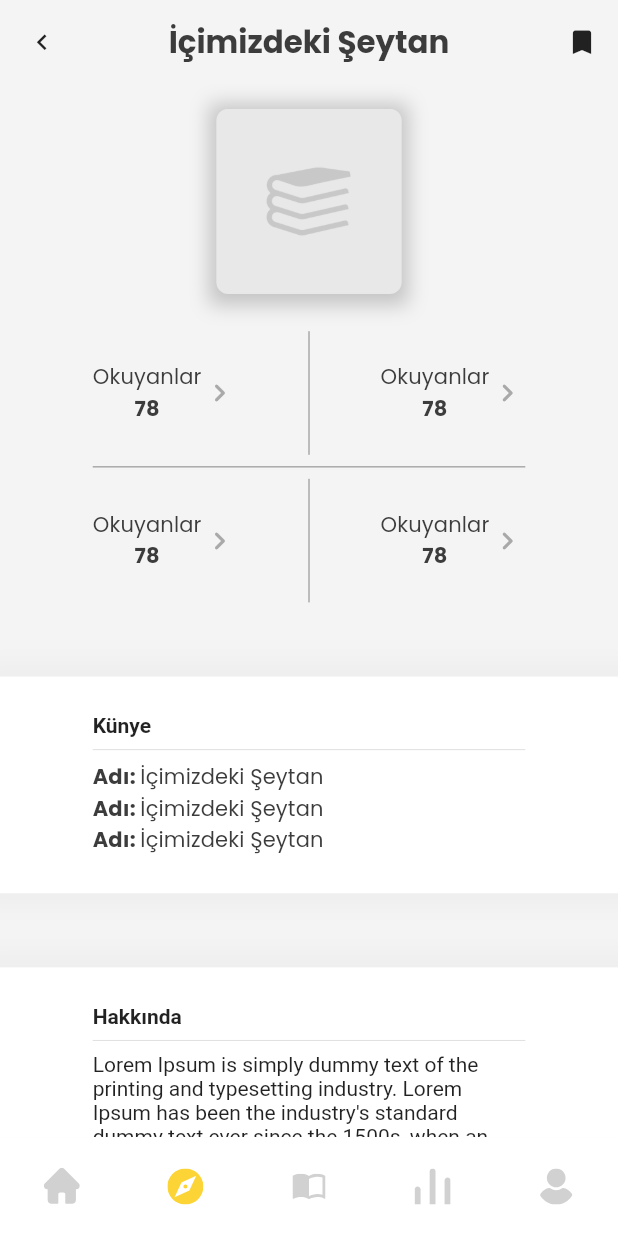
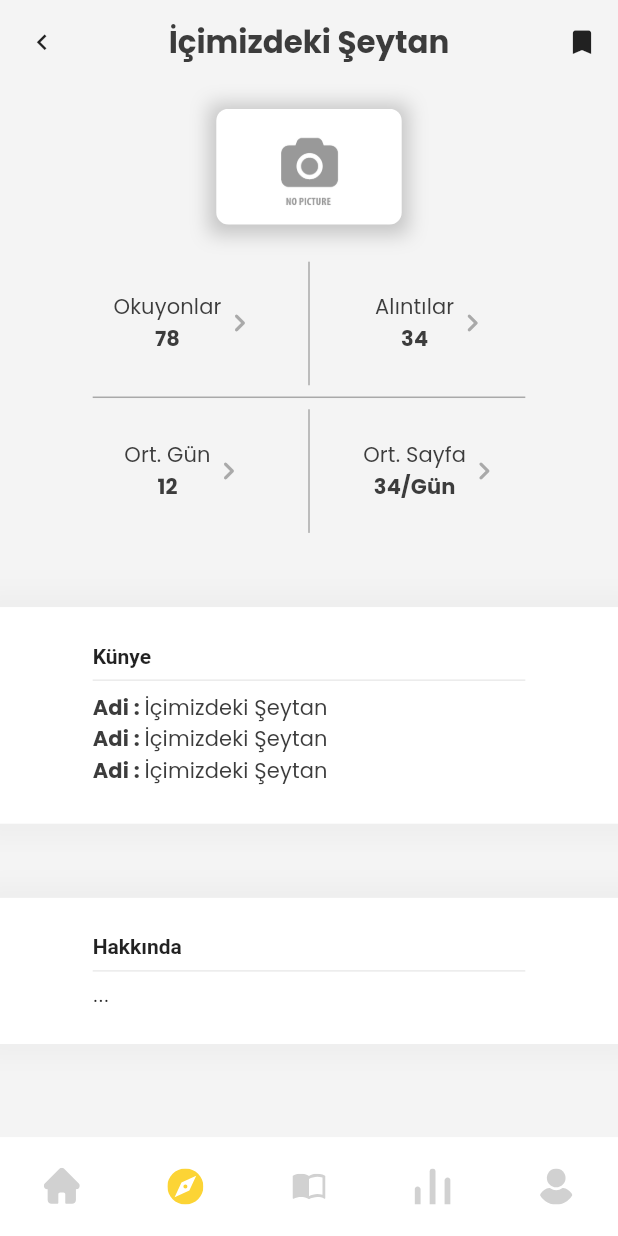
Before and after one commit to fatihemree/bookspark, a Flutter app: the screen it shows after launch, on a phone screen of 412 x 824 dp. Run offline on Flutter 3.47's test engine with Material 2 defaults, Android fonts, the phone set to English and light mode, and no system bars; drawn by our look-alikes of auto_size_text; our stand-ins replace dio, easy_localization, flutter_svg, mobx, shared_preferences, syncfusion_flutter_gauges and 1 more; missing offline and left inert: vexana; statements that could not run were skipped.

Commit message:
book detail auto text

```diff
--- a/lib/views/book_detail/book_detail_view.dart
+++ b/lib/views/book_detail/book_detail_view.dart
@@ -1,11 +1,24 @@
 import 'package:flutter/material.dart';
+import 'package:fluttermvvmtemplate/core/components/text/auto_locale_text.dart';
 import 'package:fluttermvvmtemplate/product/widget/card/shadowContainer.dart';
 import '../../core/extension/context_extension.dart';
 
 class BookDetail extends StatelessWidget {
   final String imgUrl;
-  const BookDetail({Key key, this.imgUrl}) : super(key: key);
+  final String about;
+  final Object tag; // model ekleme
+  BookDetail({
+    Key key,
+    @required this.imgUrl,
+    @required this.about,
+    @required this.tag,
+  }) : super(key: key);
 
+  static List<Example> deneme = [
+    Example(name: 'Adi', value: 'İçimizdeki Şeytan'),
+    Example(name: 'Adi', value: 'İçimizdeki Şeytan'),
+    Example(name: 'Adi', value: 'İçimizdeki Şeytan'),
+  ];
   @override
   Widget build(BuildContext context) {
     return Scaffold(
@@ -41,7 +54,7 @@ class BookDetail extends StatelessWidget {
               child: bookTagArea(context),
             ),
             ShadowContainer(
-              child: bookAbout(context),
+              child: bookAbout(context, about),
             )
           ],
         ),
@@ -60,9 +73,16 @@ class BookDetail extends StatelessWidget {
               context.textTheme.bodyText1.copyWith(fontWeight: FontWeight.bold),
         ),
         Divider(),
-        bookTag(context),
-        bookTag(context),
-        bookTag(context),
+        ListView.builder(
+          shrinkWrap: true,
+          physics: NeverScrollableScrollPhysics(),
+          addAutomaticKeepAlives: true,
+          itemCount: deneme.length,
+          itemBuilder: (context, index) => Align(
+            alignment: Alignment.centerLeft,
+            child: bookTag(context, deneme[index]),
+          ),
+        ),
       ],
     );
   }
@@ -73,14 +93,14 @@ class BookDetail extends StatelessWidget {
         Row(
           mainAxisAlignment: MainAxisAlignment.spaceBetween,
           children: [
-            textButton(context),
+            textButton(context, 'Okuyonlar', '78'),
             Container(
                 height: context.height * .1,
                 child: VerticalDivider(
                   color: context.colors.secondaryVariant,
                   thickness: 1,
                 )),
-            textButton(context),
+            textButton(context, 'Alıntılar', '34'),
           ],
         ),
         Divider(
@@ -90,21 +110,21 @@ class BookDetail extends StatelessWidget {
         Row(
           mainAxisAlignment: MainAxisAlignment.spaceBetween,
           children: [
-            textButton(context),
+            textButton(context, 'Ort. Gün', '12'),
             Container(
                 height: context.height * .1,
                 child: VerticalDivider(
                   color: context.colors.secondaryVariant,
                   thickness: 1,
                 )),
-            textButton(context),
+            textButton(context, 'Ort. Sayfa', '34/Gün'),
           ],
         ),
       ],
     );
   }
 
-  Column bookAbout(BuildContext context) {
+  Column bookAbout(BuildContext context, String about) {
     return Column(
       crossAxisAlignment: CrossAxisAlignment.start,
       mainAxisAlignment: MainAxisAlignment.start,
@@ -115,52 +135,61 @@ class BookDetail extends StatelessWidget {
               context.textTheme.bodyText1.copyWith(fontWeight: FontWeight.bold),
         ),
         Divider(),
-        Text(
-            '''Lorem Ipsum is simply dummy text of the printing and typesetting industry. Lorem Ipsum has been the industry's standard dummy text ever since the 1500s, when an unknown printer took a galley of type and scrambled it to make a type specimen book. It has survived not only five centuries, but also the leap into electronic typesetting, remaining essentially unchanged. It was popularised in the 1960s with the release of Letraset sheets containing Lorem Ipsum passages, and more recently with desktop publishing software like Aldus PageMaker including versions of Lorem Ipsum.''')
+        Text(about ?? '...')
       ],
     );
   }
 
-  RichText bookTag(BuildContext context) {
+  RichText bookTag(BuildContext context, Example item) {
     return RichText(
       textAlign: TextAlign.center,
       text: TextSpan(
-          text: 'Adı: ',
+          // text: item.name != null ? '$item.name: ' : 'deneme',
+          text: '${item.name} : ',
           children: <TextSpan>[
             TextSpan(
-                text: 'İçimizdeki Şeytan', style: context.textTheme.subtitle2)
+              text: item.value ?? 'deneme',
+              style: context.textTheme.subtitle2,
+            )
           ],
           style: context.textTheme.subtitle2
               .copyWith(fontWeight: FontWeight.bold)),
     );
   }
 
-  Widget textButton(BuildContext context) {
-    return Row(
+  Widget textButton(BuildContext context, String title, String value) {
+    return Container(
+      width: context.width * .3,
+      child: Row(
         crossAxisAlignment: CrossAxisAlignment.center,
+        mainAxisAlignment: MainAxisAlignment.center,
         children: [
-        RichText(
+          Column(
+            children: [
+              AutoLocaleText(
+                value: title,
+                style: context.textTheme.subtitle2,
                 textAlign: TextAlign.center,
-          text: TextSpan(
-              text: 'Okuyanlar',
-              children: <TextSpan>[
-                TextSpan(
-                    text: '\n78',
+              ),
+              AutoLocaleText(
+                value: value,
                 style: context.textTheme.subtitle2
-                        .copyWith(fontWeight: FontWeight.bold))
+                    .copyWith(fontWeight: FontWeight.bold),
+                textAlign: TextAlign.center,
+              ),
             ],
-              style: context.textTheme.subtitle2),
           ),
           Icon(
             Icons.chevron_right_rounded,
             color: context.colors.secondaryVariant,
           )
         ],
+      ),
     );
   }
 
   Center buildBookImages(BuildContext context, String imgUrl) {
-    const _defaultBookImg = 'asset/image/bookDefault.png';
+    const _defaultBookImg = 'asset/image/no_img.jpg';
     return Center(
       child: Padding(
         padding: EdgeInsets.only(top: context.height * .020),
@@ -185,3 +214,22 @@ class BookDetail extends StatelessWidget {
     );
   }
 }
+
+class Example {
+  String name;
+  String value;
+
+  Example({this.name, this.value});
+
+  Example.fromJson(Map<String, dynamic> json) {
+    name = json['name'];
+    value = json['value'];
+  }
+
+  Map<String, dynamic> toJson() {
+    final Map<String, dynamic> data = new Map<String, dynamic>();
+    data['name'] = this.name;
+    data['value'] = this.value;
+    return data;
+  }
+}
```
Also changed, not shown: asset/image/no_img.jpg (added). Lines whose indentation alone changed are shown as unchanged.
